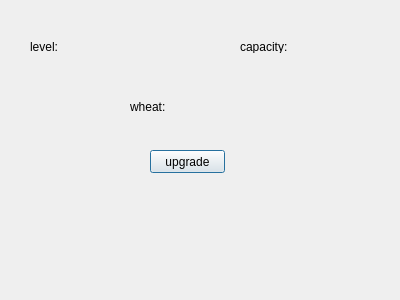
Above: dialogsilo.ui from slotfi909/heyDay before the change. Below: the same form after it.
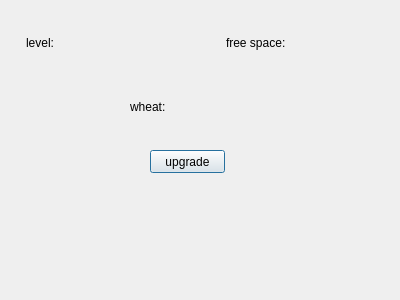
That is the form after the change.

Commit message: edited ui "capcity" to "free space"

What changed in the file:
```diff
--- a/dialogsilo.ui
+++ b/dialogsilo.ui
@@ -16,10 +16,10 @@
   <widget class="QLabel" name="label">
    <property name="geometry">
     <rect>
-     <x>30</x>
-     <y>40</y>
-     <width>47</width>
-     <height>13</height>
+     <x>26</x>
+     <y>33</y>
+     <width>51</width>
+     <height>20</height>
     </rect>
    </property>
    <property name="autoFillBackground">
@@ -32,10 +32,10 @@
   <widget class="QLabel" name="label_2">
    <property name="geometry">
     <rect>
-     <x>90</x>
-     <y>40</y>
-     <width>47</width>
-     <height>13</height>
+     <x>86</x>
+     <y>33</y>
+     <width>51</width>
+     <height>20</height>
     </rect>
    </property>
    <property name="autoFillBackground">
@@ -48,26 +48,26 @@
   <widget class="QLabel" name="label_3">
    <property name="geometry">
     <rect>
-     <x>240</x>
-     <y>40</y>
-     <width>47</width>
-     <height>13</height>
+     <x>226</x>
+     <y>33</y>
+     <width>61</width>
+     <height>20</height>
     </rect>
    </property>
    <property name="autoFillBackground">
     <bool>true</bool>
    </property>
    <property name="text">
-    <string>capacity:</string>
+    <string>free space:</string>
    </property>
   </widget>
   <widget class="QLabel" name="label_4">
    <property name="geometry">
     <rect>
-     <x>300</x>
-     <y>40</y>
-     <width>47</width>
-     <height>13</height>
+     <x>296</x>
+     <y>33</y>
+     <width>51</width>
+     <height>20</height>
     </rect>
    </property>
    <property name="autoFillBackground">
```
The commit also changes 5 other files.
